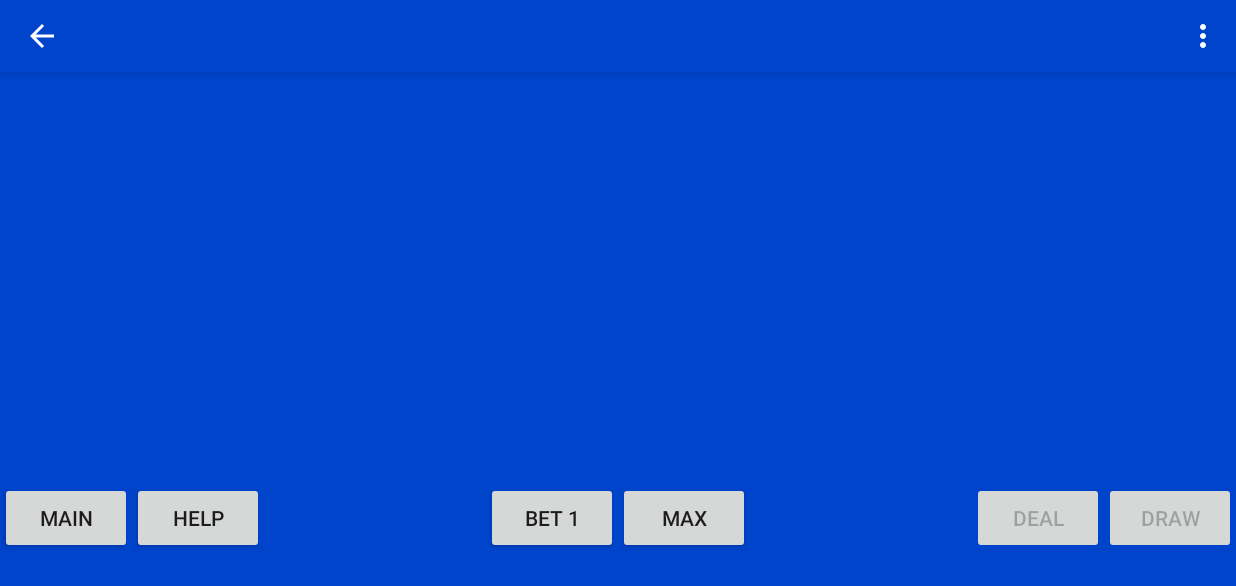
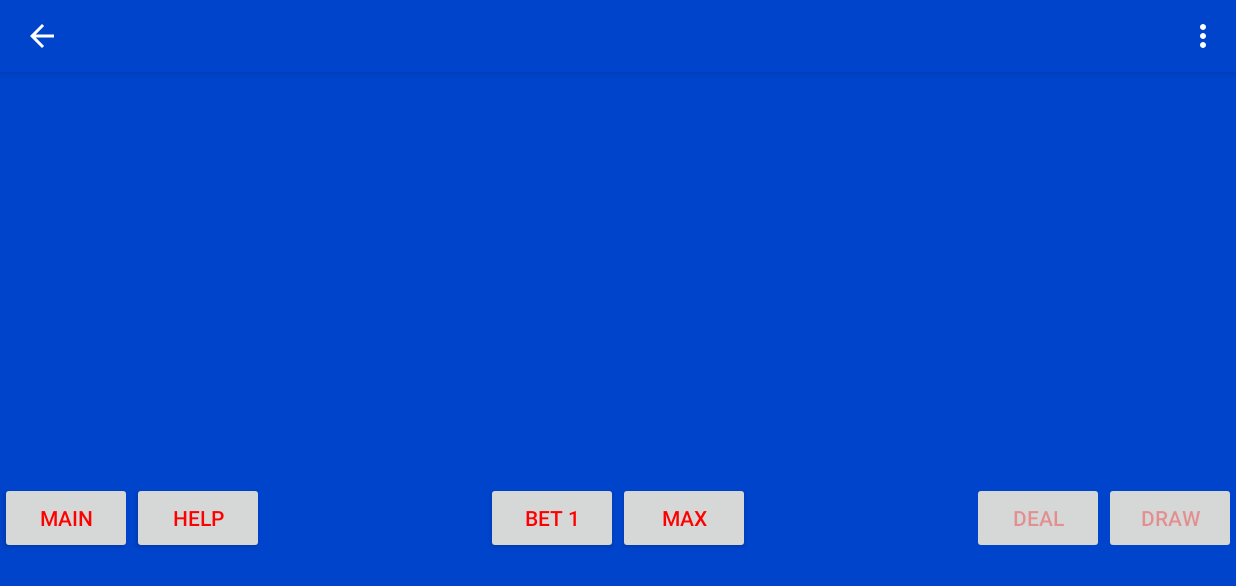
Before and after one commit to jscpeterson/VideoPoker, an Android app: the GameActivity screen opened directly, with no data from a screen before it, on a phone screen of 824 x 412 dp (held sideways). Shown: the top 586 px of the screen. Run offline under Robolectric (Android 15) with nearby library versions, the phone set to English and light mode, and no system bars; 8 statements that could not run were skipped.

Commit message:
Changed text color styling.

```diff
--- a/app/src/main/res/color/button.xml
+++ b/app/src/main/res/color/button.xml
@@ -1,4 +1,11 @@
 <?xml version="1.0" encoding="utf-8"?>
 <selector xmlns:android="http://schemas.android.com/apk/res/android">
 
+  <item
+    android:color="@color/red"
+    android:state_enabled="true"/>
+
+  <item android:color="@color/redTint"
+    android:state_enabled="false"/>
+
 </selector>
--- a/app/src/main/res/color/card.xml
+++ b/app/src/main/res/color/card.xml
@@ -3,7 +3,7 @@
   <selector xmlns:android="http://schemas.android.com/apk/res/android">
 
     <item
-      android:color="@color/heldTint"
+      android:color="@color/yellowTint"
       android:state_checked="true"
       android:state_enabled="true"/>
 
--- a/app/src/main/res/values/colors.xml
+++ b/app/src/main/res/values/colors.xml
@@ -1,8 +1,8 @@
 <?xml version="1.0" encoding="utf-8"?>
 <resources>
   <color name="backgroundBlue">#FF0044CC</color>
-  <color name="textYellow">#FFFFFF00</color>
-  <color name="textRed">#FFFF0000</color>
-  <color name="textWhite">#FFFFFFFF</color>
-  <color name="heldTint">#55FFFF00</color>
+  <color name="yellow">#FFFFFF00</color>
+  <color name="yellowTint">#55FFFF00</color>
+  <color name="red">#FFFF0000</color>
+  <color name="redTint">#55FF0000</color>
 </resources>
--- a/app/src/main/res/values/styles.xml
+++ b/app/src/main/res/values/styles.xml
@@ -2,28 +2,30 @@
 
   <style name="AppTheme" parent="Theme.AppCompat.Light.DarkActionBar">
     <item name="android:background">@color/backgroundBlue</item>
-    <item name="android:colorAccent">@color/textRed</item>
+    <item name="android:colorAccent">@color/red</item>
+    <item name="android:textColor">@color/yellow</item>
   </style>
 
   <style name="button">
     <item name="android:layout_width">wrap_content</item>
     <item name="android:layout_height">wrap_content</item>
+    <item name="android:textColor">@color/button</item>
   </style>
 
   <style name="smallTextView">
     <item name="android:layout_width">wrap_content</item>
     <item name="android:layout_height">wrap_content</item>
-    <item name="android:textColor">@color/textYellow</item>
+    <item name="android:textColor">@color/yellow</item>
     <item name="android:textSize">14sp</item>
   </style>
 
   <style name="textView">
     <item name="android:layout_width">wrap_content</item>
     <item name="android:layout_height">wrap_content</item>
-    <item name="android:textColor">@color/textYellow</item>
+    <item name="android:textColor">@color/yellow</item>
     <item name="android:textSize">20sp</item>
     <item name="android:textStyle">bold</item>
-    <item name="android:shadowColor">@color/textRed</item>
+    <item name="android:shadowColor">@color/red</item>
     <item name="android:shadowDx">1.8</item>
     <item name="android:shadowDy">1.8</item>
     <item name="android:shadowRadius">2.0</item>
@@ -33,10 +35,10 @@
   <style name="winningHandView">
     <item name="android:layout_width">wrap_content</item>
     <item name="android:layout_height">wrap_content</item>
-    <item name="android:textColor">@color/textYellow</item>
+    <item name="android:textColor">@color/yellow</item>
     <item name="android:textSize">20sp</item>
     <item name="android:textStyle">bold</item>
-    <item name="android:shadowColor">@color/textRed</item>
+    <item name="android:shadowColor">@color/red</item>
     <item name="android:shadowDx">1.8</item>
     <item name="android:shadowDy">1.8</item>
     <item name="android:shadowRadius">2.0</item>
```
